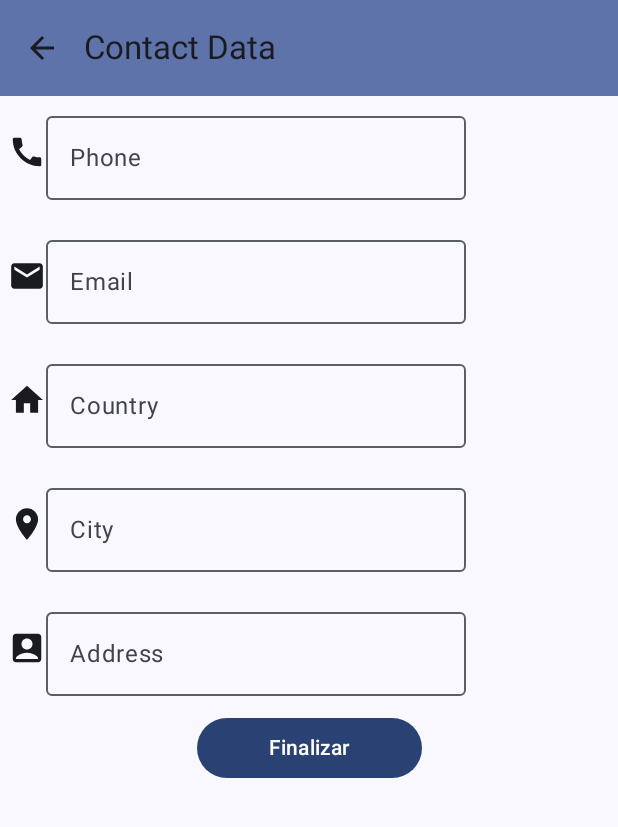
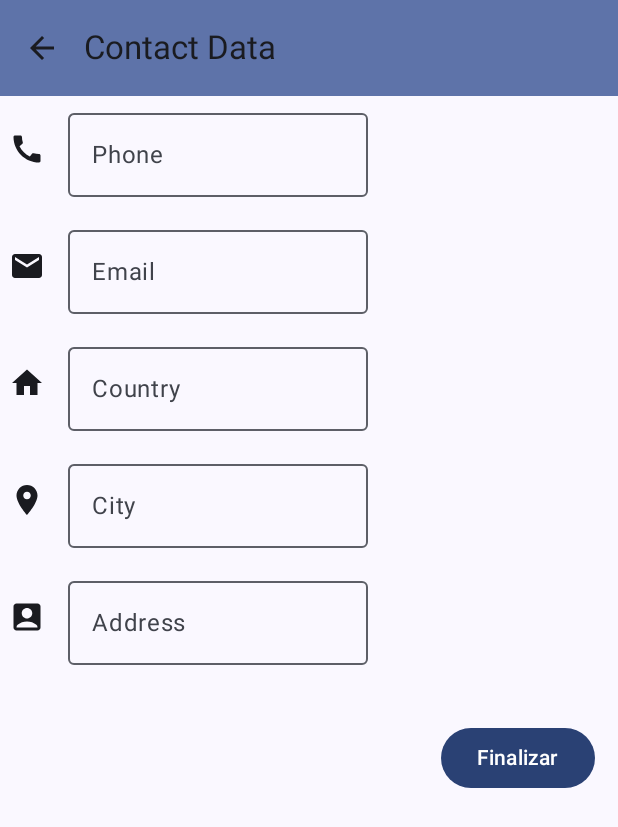
Before and after one commit to JuanEsO/Labs20232Gr02, an Android app built with Jetpack Compose: the ContactDataScreen screen opened through its navigation route, on a phone screen of 412 x 824 dp. Shown: the top 827 px of the screen. Run offline under Robolectric (Android 15) with nearby library versions, the phone set to English and light mode, and no system bars.

Commit message:
terminando maqueta

```diff
--- a/Lab1-UI/src/main/java/co/edu/udea/compumovil/gr02_20232/lab1/LabAppScreen.kt
+++ b/Lab1-UI/src/main/java/co/edu/udea/compumovil/gr02_20232/lab1/LabAppScreen.kt
@@ -50,7 +50,7 @@ fun Lab1App(
     ) {innerPadding ->
         NavHost(
             navController = navController,
-            startDestination = LabScreen.PersonalData.name,
+            startDestination = LabScreen.ContactData.name,
             modifier = Modifier.padding(innerPadding)
         ) {
             composable(route = LabScreen.PersonalData.name) {
--- a/Lab1-UI/src/main/java/co/edu/udea/compumovil/gr02_20232/lab1/ui/screens/ContactDataScreen.kt
+++ b/Lab1-UI/src/main/java/co/edu/udea/compumovil/gr02_20232/lab1/ui/screens/ContactDataScreen.kt
@@ -1,12 +1,16 @@
 package co.edu.udea.compumovil.gr02_20232.lab1.ui.screens
 
+import androidx.compose.foundation.background
 import androidx.compose.foundation.layout.Arrangement
 import androidx.compose.foundation.layout.Column
 import androidx.compose.foundation.layout.Row
+import androidx.compose.foundation.layout.Spacer
 import androidx.compose.foundation.layout.fillMaxHeight
+import androidx.compose.foundation.layout.fillMaxSize
 import androidx.compose.foundation.layout.fillMaxWidth
 import androidx.compose.foundation.layout.height
 import androidx.compose.foundation.layout.padding
+import androidx.compose.foundation.layout.size
 import androidx.compose.foundation.layout.width
 import androidx.compose.foundation.layout.widthIn
 import androidx.compose.material.icons.Icons
@@ -28,12 +32,14 @@ import androidx.compose.runtime.remember
 import androidx.compose.runtime.setValue
 import androidx.compose.ui.Alignment
 import androidx.compose.ui.Modifier
+import androidx.compose.ui.draw.scale
 import androidx.compose.ui.graphics.Color
 import androidx.compose.ui.res.dimensionResource
 import androidx.compose.ui.res.stringResource
 import androidx.compose.ui.text.TextStyle
 import androidx.compose.ui.text.font.FontWeight
 import androidx.compose.ui.tooling.preview.Preview
+import androidx.compose.ui.unit.TextUnit
 import androidx.compose.ui.unit.dp
 import co.edu.udea.compumovil.gr02_20232.lab1.R
 
@@ -57,36 +63,42 @@ fun ContactDataScreen(
             var city by remember { mutableStateOf("") }
 
             Row(
-                modifier = Modifier.padding(5.dp, 5.dp)
+                verticalAlignment = Alignment.CenterVertically,
+                modifier = Modifier.height(70.dp)
             ) {
                 Icon(
                     imageVector = Icons.Filled.Call,
                     contentDescription = stringResource(R.string.back_button),
-                    modifier = Modifier
-                        .height(25.dp)
-                        .width(25.dp)
-                        .align(Alignment.CenterVertically)
+                    modifier = Modifier.width(35.dp)
                 )
+
+                Spacer(modifier = Modifier.width(10.dp))
 
                 OutlinedTextField(
                     value = phone,
+
                     onValueChange = { phone = it },
                     label = { Text("Phone") },
                     maxLines = 1,
-                    textStyle = TextStyle(color = Color.Blue, fontWeight = FontWeight.Bold),
+                    textStyle = TextStyle(
+                        color = Color.Blue,
+                        fontWeight = FontWeight.Bold,
+                        background = Color.Blue
+                        ),
+                    modifier = Modifier.width(200.dp)
                 )
             }
             Row(
-                modifier = Modifier.padding(5.dp, 5.dp)
+                verticalAlignment = Alignment.CenterVertically,
+                modifier = Modifier.height(70.dp)
             ) {
                 Icon(
                     imageVector = Icons.Filled.Email,
                     contentDescription = stringResource(R.string.back_button),
-                    modifier = Modifier
-                        .height(25.dp)
-                        .width(25.dp)
-                        .align(Alignment.CenterVertically)
+                    modifier = Modifier.width(35.dp)
                 )
+
+                Spacer(modifier = Modifier.width(10.dp))
 
                 OutlinedTextField(
                     value = email,
@@ -94,19 +106,20 @@ fun ContactDataScreen(
                     label = { Text("Email") },
                     maxLines = 1,
                     textStyle = TextStyle(color = Color.Blue, fontWeight = FontWeight.Bold),
+                    modifier = Modifier.width(200.dp)
                 )
             }
             Row(
-                modifier = Modifier.padding(5.dp, 5.dp)
+                verticalAlignment = Alignment.CenterVertically,
+                modifier = Modifier.height(70.dp)
             ) {
                 Icon(
                     imageVector = Icons.Filled.Home,
                     contentDescription = stringResource(R.string.back_button),
-                    modifier = Modifier
-                        .height(25.dp)
-                        .width(25.dp)
-                        .align(Alignment.CenterVertically)
+                    modifier = Modifier.width(35.dp)
                 )
+
+                Spacer(modifier = Modifier.width(10.dp))
 
                 OutlinedTextField(
                     value = country,
@@ -114,20 +127,20 @@ fun ContactDataScreen(
                     label = { Text("Country") },
                     maxLines = 1,
                     textStyle = TextStyle(color = Color.Blue, fontWeight = FontWeight.Bold),
-
+                    modifier = Modifier.width(200.dp)
                 )
             }
             Row(
-                modifier = Modifier.padding(5.dp, 5.dp)
+                verticalAlignment = Alignment.CenterVertically,
+                modifier = Modifier.height(70.dp)
             ) {
                 Icon(
                     imageVector = Icons.Filled.Place,
                     contentDescription = stringResource(R.string.back_button),
-                    modifier = Modifier
-                        .height(25.dp)
-                        .width(25.dp)
-                        .align(Alignment.CenterVertically)
+                    modifier = Modifier.width(35.dp)
                 )
+
+                Spacer(modifier = Modifier.width(10.dp))
 
                 OutlinedTextField(
                     value = city,
@@ -135,19 +148,20 @@ fun ContactDataScreen(
                     label = { Text("City") },
                     maxLines = 1,
                     textStyle = TextStyle(color = Color.Blue, fontWeight = FontWeight.Bold),
+                    modifier = Modifier.width(200.dp)
                 )
             }
             Row(
-                modifier = Modifier.padding(5.dp, 5.dp)
+                verticalAlignment = Alignment.CenterVertically,
+                modifier = Modifier.height(70.dp)
             ) {
                 Icon(
                     imageVector = Icons.Filled.AccountBox,
                     contentDescription = stringResource(R.string.back_button),
-                    modifier = Modifier
-                        .height(25.dp)
-                        .width(25.dp)
-                        .align(Alignment.CenterVertically)
+                    modifier = Modifier.width(35.dp)
                 )
+
+                Spacer(modifier = Modifier.width(10.dp))
 
                 OutlinedTextField(
                     value = address,
@@ -155,25 +169,26 @@ fun ContactDataScreen(
                     label = { Text("Address") },
                     maxLines = 1,
                     textStyle = TextStyle(color = Color.Blue, fontWeight = FontWeight.Bold),
+                    modifier = Modifier.width(200.dp)
                 )
             }
         }
         Row(modifier = Modifier.weight(1f, false)) {
             Column(
                 modifier = Modifier
-                    .fillMaxWidth()
-                    .padding(10.dp, 5.dp),
-                horizontalAlignment = Alignment.CenterHorizontally,
-                        verticalArrangement = Arrangement.spacedBy(
-                        dimensionResource(id = R.dimen.padding_medium)
-                        )
+                    .fillMaxSize()
+                    .padding(15.dp),
+                horizontalAlignment = Alignment.End,
+                verticalArrangement = Arrangement.SpaceBetween
             ) {
+                Spacer(modifier = Modifier.height(20.dp))
                 Button(
-                    onClick = onNextButtonClicked,
-                    modifier = modifier.widthIn(min = 150.dp)
+                    onClick = onNextButtonClicked
                 ) {
                     Text("Finalizar")
                 }
+                Spacer(modifier = Modifier.height(450.dp))
+
             }
         }
     }
--- a/Lab1-UI/src/main/res/values/dimens.xml
+++ b/Lab1-UI/src/main/res/values/dimens.xml
@@ -2,5 +2,6 @@
 <resources>
     <dimen name="padding_small">8dp</dimen>
     <dimen name="padding_medium">16dp</dimen>
+    <dimen name="padding_big">50dp</dimen>
     <dimen name="thickness_divider">1dp</dimen>
 </resources>
```
